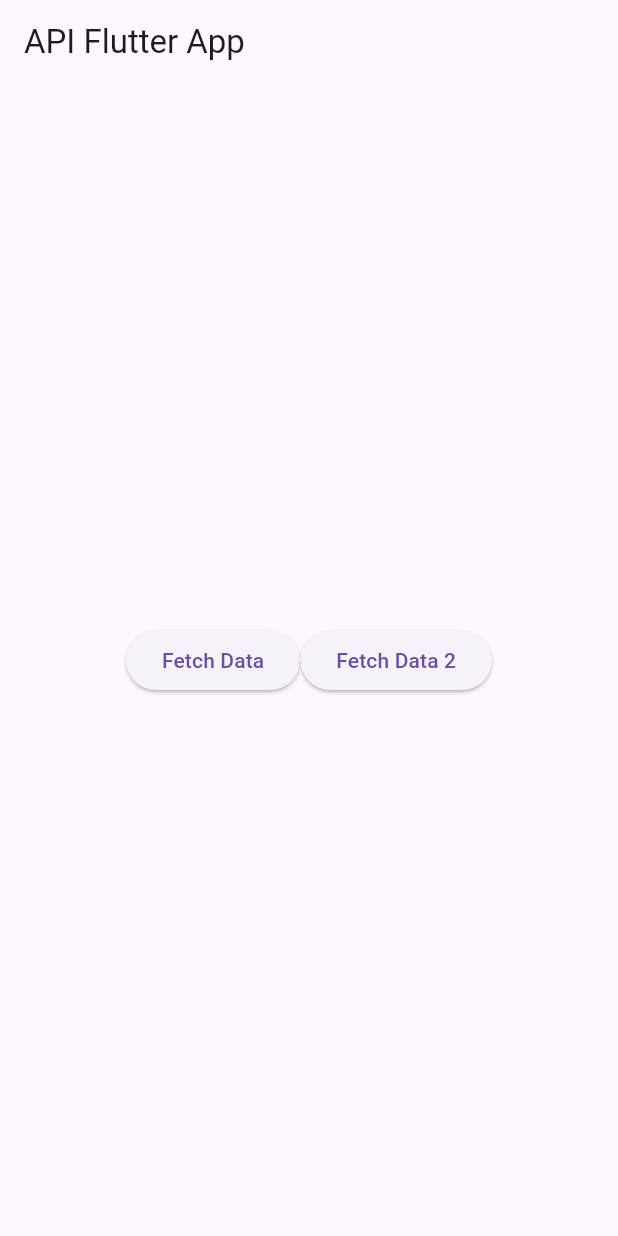
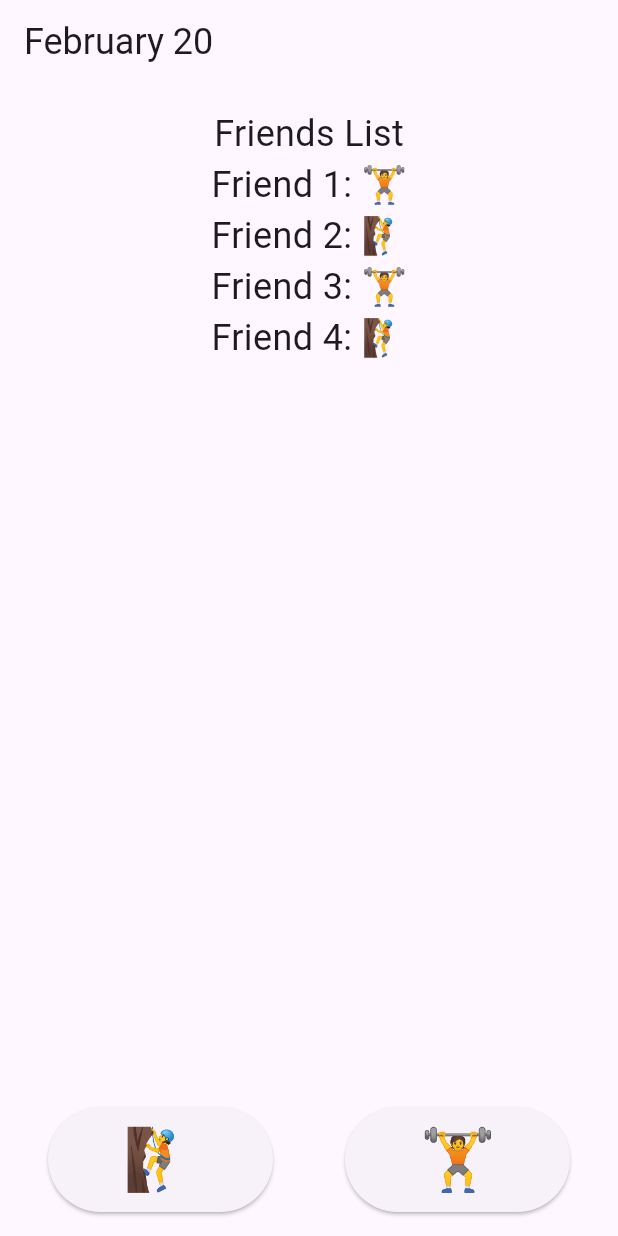
Before and after one commit to icpmacdo/peakfit-flutter-app, a Flutter app: the screen it shows after launch, on a phone screen of 412 x 824 dp. Run offline on Flutter 3.47's test engine with Material 3 defaults, Android fonts, the phone set to English and light mode, and no system bars.

Commit message:
Application, scaffolding

```diff
--- a/lib/main.dart
+++ b/lib/main.dart
@@ -1,6 +1,11 @@
+/// This file contains the main entry point of the Flutter application.
+/// It imports necessary packages for building UI, making HTTP requests, and handling JSON data.
+/// It also imports the `intl` package for formatting dates and numbers.
 import 'package:flutter/material.dart';
 import 'package:http/http.dart' as http; // Import the http package
 import 'dart:convert'; // For handling JSON data
+import 'package:intl/intl.dart';
+
 
 void main() => runApp(const MyApp());
 
@@ -10,7 +15,7 @@ class MyApp extends StatelessWidget {
   @override
   Widget build(BuildContext context) {
     return MaterialApp(
-      title: 'API Flutter App',
+      title: 'PeakFit',
       theme: ThemeData(
         primarySwatch: Colors.blue,
       ),
@@ -29,39 +34,88 @@ class MyHomePage extends StatefulWidget {
 class _MyHomePageState extends State<MyHomePage> {
   String _apiResponse = '';
 
-  void _makeApiRequest() async {
-    // Replace with your actual API endpoint
-    final url = Uri.parse('https://api.example.com/data');
-    final response = await http.get(url);
+  void _makeApiRequest(location) async {
+    print(location);
 
-    setState(() {
-      if (response.statusCode == 200) {
-        _apiResponse = jsonDecode(response.body)['your_data_field'];
-      } else {
-        _apiResponse = 'Error: ${response.statusCode}';
-      }
-    });
+    // final url = Uri.parse('https://api.example.com/data');
+    // final response = await http.get(url);
+
+    // setState(() {
+    //   if (response.statusCode == 200) {
+    //     _apiResponse = jsonDecode(response.body)['your_data_field'];
+    //   } else {
+    //     _apiResponse = 'Error: ${response.statusCode}';
+    //   }
+    // });
   }
 
   @override
   Widget build(BuildContext context) {
     return Scaffold(
       appBar: AppBar(
-        title: const Text('API Flutter App'),
+        // title is todays date in plain english
+        title: Text(DateFormat('MMMM d').format(DateTime.now()), style: TextStyle(fontSize: 24),
+
+      )),
+      body: Column( // Use Column for top-to-bottom layout
+        mainAxisAlignment: MainAxisAlignment.spaceBetween, // Space items vertically
+        children: [
+          // Padding(
+          //   padding: const EdgeInsets.all(16.0), // Padding around text
+          //   child: Text(
+          //     'Welcome to PeakFit!',
+          //     style: TextStyle(fontSize: 24),
+          //   ),
+          // ),
+          // Center(
+          //   child: Text("_apiResponse friends list and their status!"),
+          // ),
+
+          // friends list and their status
+          Padding(
+            padding: const EdgeInsets.all(16.0), // Padding around text
+            child: Column(
+              children: [
+                Text(
+                  'Friends List',
+                  style: TextStyle(fontSize: 24),
                 ),
-      body: Center(
+                for (int i = 1; i <= 4; i++)
+                  Text(
+                    'Friend $i: ${i % 2 == 0 ? '🧗' : '🏋️'}',
+                    style: TextStyle(fontSize: 24),
+                  ),
+              ],
+            ),
+          ),
+
+          Padding(
+            padding: const EdgeInsets.all(16.0), // Padding around buttons
             child: Row(
-          mainAxisAlignment: MainAxisAlignment.center,
+              mainAxisAlignment: MainAxisAlignment.spaceEvenly, // Distribute buttons evenly
               children: [
-            Text(_apiResponse),
                 ElevatedButton(
-              onPressed: _makeApiRequest,
-              child: const Text('Fetch Data'),
-
+                  onPressed: () {
+                    const location = 'outside';
+                    _makeApiRequest(location);
+                  },
+                  child: const Text('🧗'),
+                  style: ElevatedButton.styleFrom(
+                    minimumSize: Size(150, 70),
+                    textStyle: TextStyle(fontSize: 40), // Increased font size
                   ),
+                ),
+                SizedBox(width: 16.0),
                 ElevatedButton(
-              onPressed: _makeApiRequest,
-              child: const Text('Fetch Data 2'),
+                  onPressed: () {
+                    const location = 'inside';
+                    _makeApiRequest(location);
+                  },
+                  child: const Text('🏋️'),
+                  style: ElevatedButton.styleFrom(
+                    minimumSize: Size(150, 70),
+                    textStyle: TextStyle(fontSize: 40), // Increased font size
+                  ),
                   onHover: (value) {
                     print(value);
                   },
@@ -69,6 +123,8 @@ class _MyHomePageState extends State<MyHomePage> {
               ],
             ),
           ),
+        ],
+      ),
     );
   }
 }
```
Also changed, not shown: pubspec.yaml (+8 -4 lines), pubspec.lock, 10 other files. Lines whose indentation alone changed are shown as unchanged.
